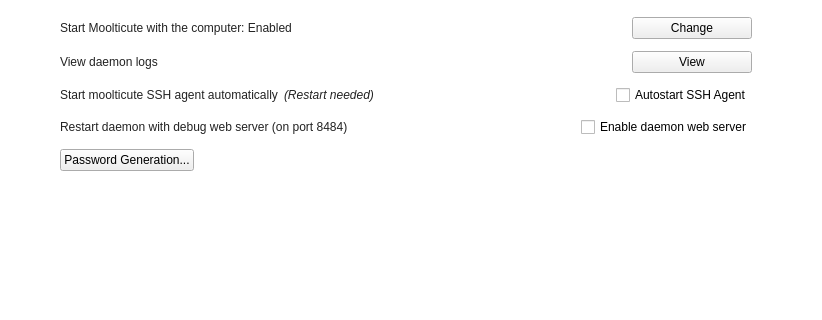
Before: the Qt Designer form src/MainWindow.ui in mooltipass/moolticute, drawn with Qt 5; both pictures show x 0 to 822 and y 100 to 420 of the 822 by 553 pixel window.
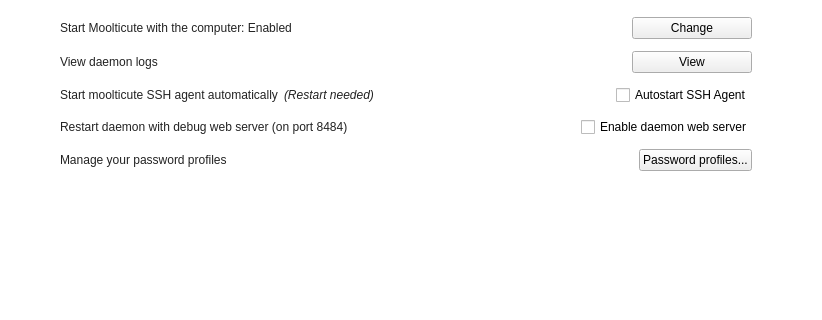
After: the same form once the commit is applied. The open tabs and pages were chosen to show the change. Icons and pictures are not drawn. Custom widgets are drawn as their Qt base class.

The edit to the form file:
```diff
--- a/src/MainWindow.ui
+++ b/src/MainWindow.ui
@@ -2217,9 +2217,15 @@
           <item>
            <layout class="QHBoxLayout" name="horizontalLayout_30">
             <item>
-             <widget class="QPushButton" name="btnPassGenerationProfiles">
+             <widget class="QLabel" name="label_38">
+              <property name="sizePolicy">
+               <sizepolicy hsizetype="MinimumExpanding" vsizetype="Preferred">
+                <horstretch>0</horstretch>
+                <verstretch>0</verstretch>
+               </sizepolicy>
+              </property>
               <property name="text">
-               <string>Password Generation...</string>
+               <string>Manage your password profiles</string>
               </property>
              </widget>
             </item>
@@ -2236,6 +2242,13 @@
               </property>
              </spacer>
             </item>
+            <item>
+             <widget class="QPushButton" name="btnPassGenerationProfiles">
+              <property name="text">
+               <string>Password profiles...</string>
+              </property>
+             </widget>
+            </item>
            </layout>
           </item>
           <item>
```
Left out of the diff: 6 changed lines with no effect on the pictures.
